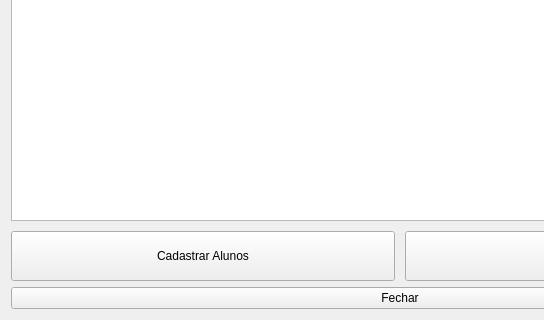
This is ui/course.ui in YanVictorSN/access-control-project as Qt 5 draws it before an edit; both pictures show x 0 to 544 and y 280 to 600 of the 800 by 600 pixel window. The edited form follows.
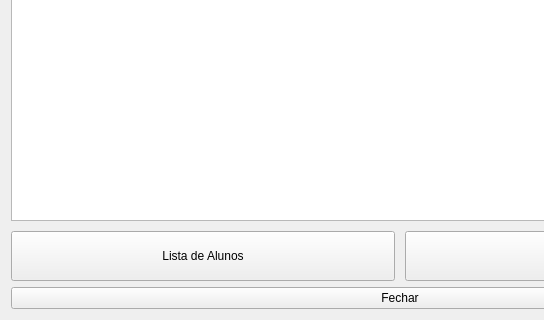
This is the edited form.

The edit to the form file:
```diff
--- a/ui/course.ui
+++ b/ui/course.ui
@@ -58,7 +58,7 @@
           </size>
          </property>
          <property name="text">
-          <string>Cadastrar Alunos</string>
+          <string>Lista de Alunos</string>
          </property>
         </widget>
        </item>
```
Left out of the diff: 3 changed lines with no effect on the pictures.
